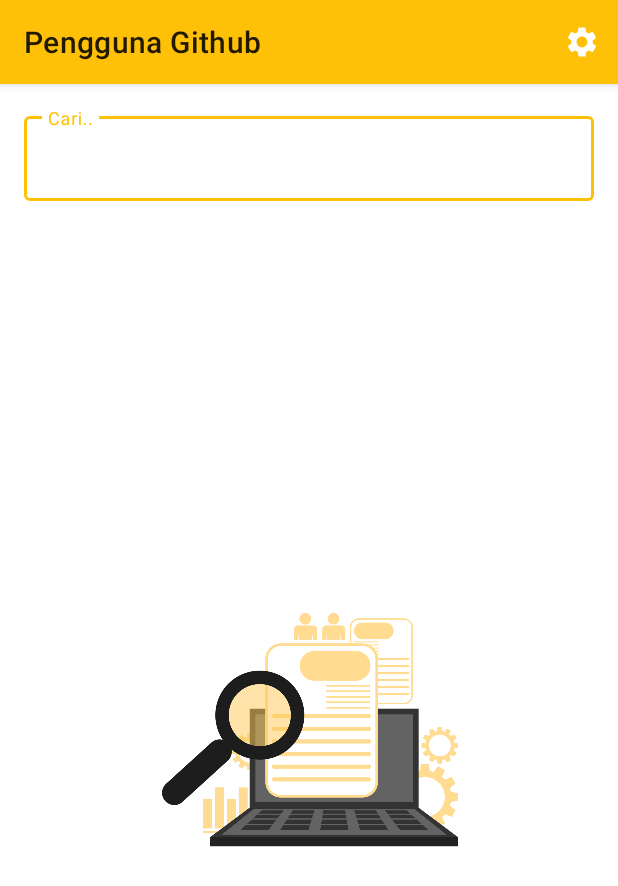
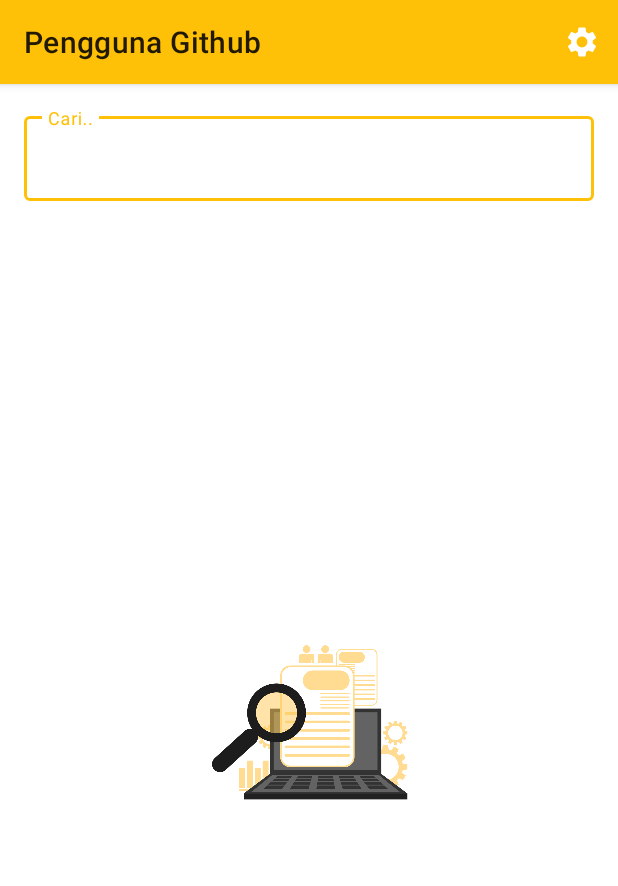
Before and after one commit to FiqSky/GithubUserKT, an Android app: the screen it shows after launch (MainActivity), on a phone screen of 412 x 824 dp. Shown: the top 886 px of the screen. Run offline under Robolectric (Android 15) with nearby library versions, the phone set to English and light mode, and no system bars; our stand-ins replace Picasso; pictures from the network do not load.

Commit message:
A little change

```diff
--- a/app/src/main/java/com/fiqsky/githubuserapp/SearchViewModel.kt
+++ b/app/src/main/java/com/fiqsky/githubuserapp/SearchViewModel.kt
@@ -1,11 +1,9 @@
 package com.fiqsky.githubuserapp
 
-import android.widget.Toast
 import androidx.lifecycle.LiveData
 import androidx.lifecycle.MutableLiveData
 import androidx.lifecycle.ViewModel
 import com.fiqsky.githubuserapp.api.ApiClient
-import com.google.android.material.snackbar.Snackbar
 import retrofit2.Call
 import retrofit2.Callback
 import retrofit2.Response
--- a/app/src/main/res/drawable/ic_baseline_settings_24.xml
+++ b/app/src/main/res/drawable/ic_baseline_settings_24.xml
@@ -1,5 +1,5 @@
 <vector android:height="24dp" android:tint="#FFFFFF"
     android:viewportHeight="24" android:viewportWidth="24"
     android:width="24dp" xmlns:android="http://schemas.android.com/apk/res/android">
-    <path android:fillColor="@android:color/white" android:pathData="M19.14,12.94c0.04,-0.3 0.06,-0.61 0.06,-0.94c0,-0.32 -0.02,-0.64 -0.07,-0.94l2.03,-1.58c0.18,-0.14 0.23,-0.41 0.12,-0.61l-1.92,-3.32c-0.12,-0.22 -0.37,-0.29 -0.59,-0.22l-2.39,0.96c-0.5,-0.38 -1.03,-0.7 -1.62,-0.94L14.4,2.81c-0.04,-0.24 -0.24,-0.41 -0.48,-0.41h-3.84c-0.24,0 -0.43,0.17 -0.47,0.41L9.25,5.35C8.66,5.59 8.12,5.92 7.63,6.29L5.24,5.33c-0.22,-0.08 -0.47,0 -0.59,0.22L2.74,8.87C2.62,9.08 2.66,9.34 2.86,9.48l2.03,1.58C4.84,11.36 4.8,11.69 4.8,12s0.02,0.64 0.07,0.94l-2.03,1.58c-0.18,0.14 -0.23,0.41 -0.12,0.61l1.92,3.32c0.12,0.22 0.37,0.29 0.59,0.22l2.39,-0.96c0.5,0.38 1.03,0.7 1.62,0.94l0.36,2.54c0.05,0.24 0.24,0.41 0.48,0.41h3.84c0.24,0 0.44,-0.17 0.47,-0.41l0.36,-2.54c0.59,-0.24 1.13,-0.56 1.62,-0.94l2.39,0.96c0.22,0.08 0.47,0 0.59,-0.22l1.92,-3.32c0.12,-0.22 0.07,-0.47 -0.12,-0.61L19.14,12.94zM12,15.6c-1.98,0 -3.6,-1.62 -3.6,-3.6s1.62,-3.6 3.6,-3.6s3.6,1.62 3.6,3.6S13.98,15.6 12,15.6z"/>
+    <path android:fillColor="@color/textColor" android:pathData="M19.14,12.94c0.04,-0.3 0.06,-0.61 0.06,-0.94c0,-0.32 -0.02,-0.64 -0.07,-0.94l2.03,-1.58c0.18,-0.14 0.23,-0.41 0.12,-0.61l-1.92,-3.32c-0.12,-0.22 -0.37,-0.29 -0.59,-0.22l-2.39,0.96c-0.5,-0.38 -1.03,-0.7 -1.62,-0.94L14.4,2.81c-0.04,-0.24 -0.24,-0.41 -0.48,-0.41h-3.84c-0.24,0 -0.43,0.17 -0.47,0.41L9.25,5.35C8.66,5.59 8.12,5.92 7.63,6.29L5.24,5.33c-0.22,-0.08 -0.47,0 -0.59,0.22L2.74,8.87C2.62,9.08 2.66,9.34 2.86,9.48l2.03,1.58C4.84,11.36 4.8,11.69 4.8,12s0.02,0.64 0.07,0.94l-2.03,1.58c-0.18,0.14 -0.23,0.41 -0.12,0.61l1.92,3.32c0.12,0.22 0.37,0.29 0.59,0.22l2.39,-0.96c0.5,0.38 1.03,0.7 1.62,0.94l0.36,2.54c0.05,0.24 0.24,0.41 0.48,0.41h3.84c0.24,0 0.44,-0.17 0.47,-0.41l0.36,-2.54c0.59,-0.24 1.13,-0.56 1.62,-0.94l2.39,0.96c0.22,0.08 0.47,0 0.59,-0.22l1.92,-3.32c0.12,-0.22 0.07,-0.47 -0.12,-0.61L19.14,12.94zM12,15.6c-1.98,0 -3.6,-1.62 -3.6,-3.6s1.62,-3.6 3.6,-3.6s3.6,1.62 3.6,3.6S13.98,15.6 12,15.6z"/>
 </vector>
--- a/app/src/main/res/layout/activity_main.xml
+++ b/app/src/main/res/layout/activity_main.xml
@@ -10,7 +10,10 @@
     <com.google.android.material.textfield.TextInputLayout
         android:layout_width="match_parent"
         android:layout_height="wrap_content"
-        android:layout_margin="16dp"
+        android:layout_marginTop="16dp"
+        android:layout_marginStart="16dp"
+        android:layout_marginEnd="16dp"
+        android:layout_marginBottom="6dp"
         style="@style/Widget.MaterialComponents.TextInputLayout.OutlinedBox"
         android:hint="@string/cari">
 
@@ -19,7 +22,7 @@
             android:layout_width="match_parent"
             android:layout_height="wrap_content"
             android:imeOptions="actionSearch"
-            android:textColor="@color/colorPrimary"
+            android:textColor="@color/textColor"
             android:inputType="text"/>
     </com.google.android.material.textfield.TextInputLayout>
 
@@ -37,8 +40,9 @@
 
     <ImageView
         android:id="@+id/iv_search"
-        android:layout_width="200dp"
+        android:layout_width="match_parent"
         android:layout_height="match_parent"
+        android:padding="140dp"
         android:layout_gravity="center"
         android:src="@drawable/v_search"
         android:contentDescription="@string/search_img" />
@@ -49,4 +53,13 @@
         android:layout_height="wrap_content"
         tools:listitem="@layout/item_user"/>
 
+    <ImageView
+        android:id="@+id/iv_error"
+        android:layout_width="match_parent"
+        android:layout_height="match_parent"
+        android:padding="110dp"
+        android:src="@drawable/v_search"
+        android:layout_gravity="center"
+        android:contentDescription="@string/error"/>
+
 </LinearLayout>
--- a/app/src/main/res/values-night/colors.xml
+++ b/app/src/main/res/values-night/colors.xml
@@ -1,8 +1,9 @@
 <?xml version="1.0" encoding="utf-8"?>
 <resources>
     <!-- Night Mode Colors-->
-    <color name="colorPrimary">#303030</color>
-    <color name="colorPrimaryDark">#202020</color>
+    <color name="colorPrimary">#BB86FC</color>
+    <color name="colorPrimaryDark">#121212</color>
     <color name="colorAccent">#00B8D4</color>
     <color name="whiteActivityInfo">#202020</color>
+    <color name="textColor">#FFFFFF</color>
 </resources>
--- a/app/src/main/res/values/colors.xml
+++ b/app/src/main/res/values/colors.xml
@@ -4,4 +4,5 @@
     <color name="colorPrimaryDark">#FFA000</color>
     <color name="colorAccent">#03DAC5</color>
     <color name="whiteActivityInfo">#FFFFFF</color>
+    <color name="textColor">#202020</color>
 </resources>
--- a/app/src/main/res/values/strings.xml
+++ b/app/src/main/res/values/strings.xml
@@ -14,6 +14,7 @@
     <string name="cari">Cari..</string>
     <string name="detail_title">detail_title</string>
     <string name="search_img">search_img</string>
+    <string name="error">error</string>
 
     <!-- Other string resources-->
 
```
Also changed, not shown: app/src/main/res/drawable-v24/placeholder.png, app/src/main/res/drawable/v_nv.png (added), 1 other file.
